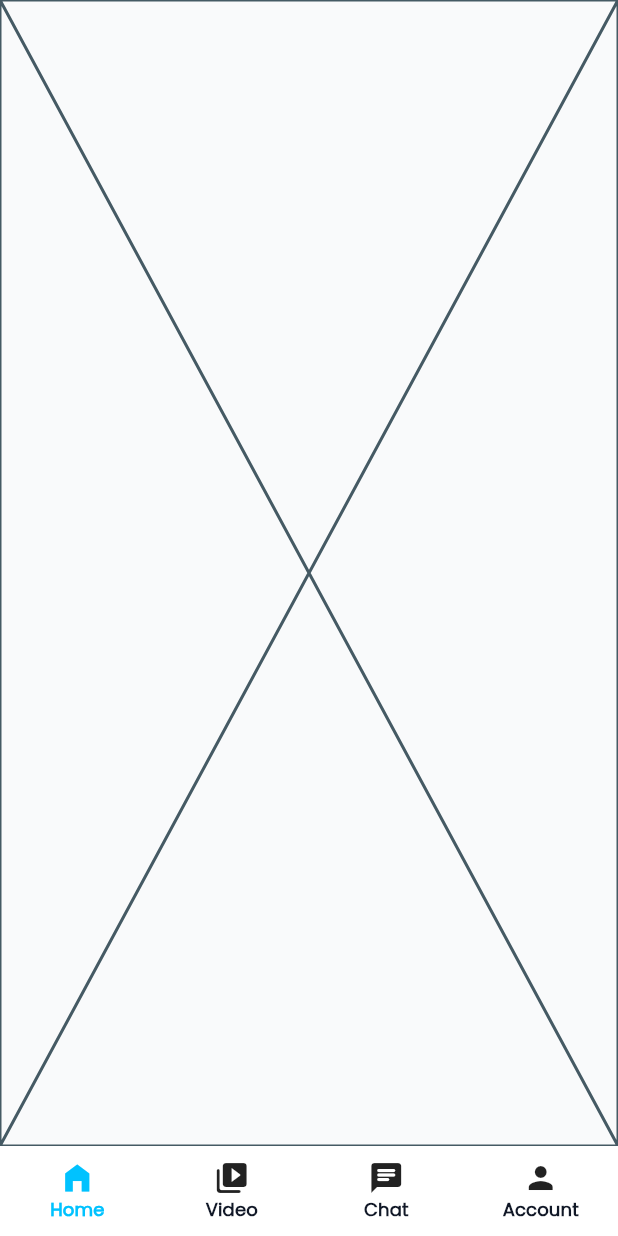
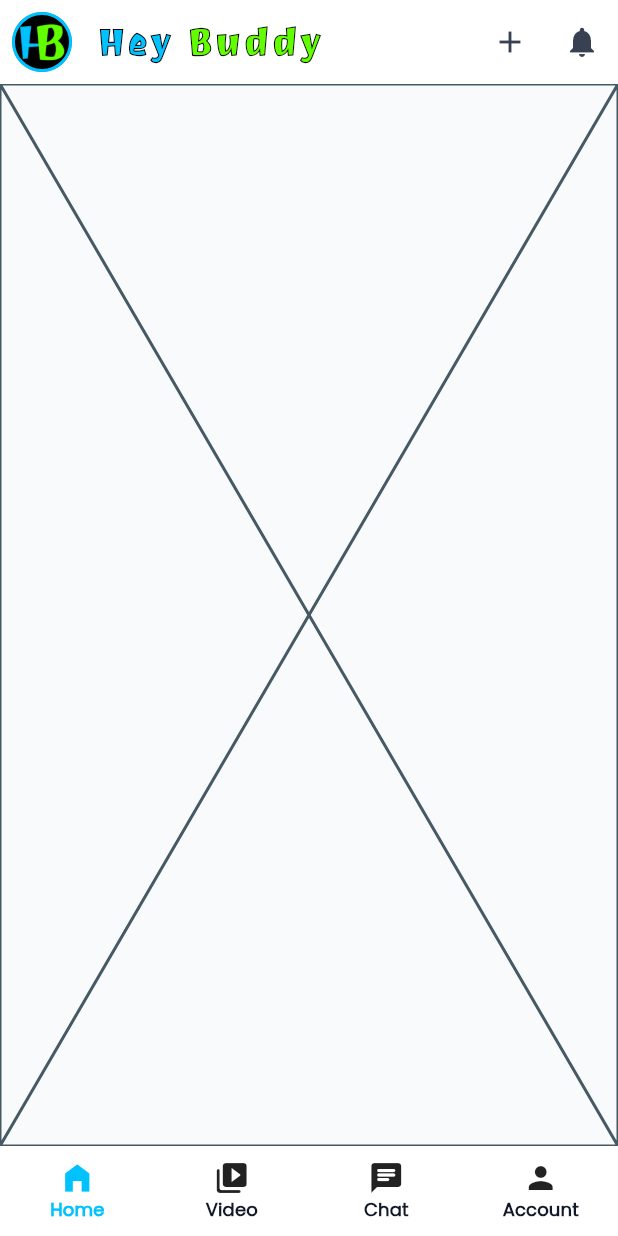
Before and after one commit to adnanflutterdev/HeyBuddy, a Flutter app: the screen it shows once a user with an empty profile is signed in, on a phone screen of 412 x 824 dp. Run offline on Flutter 3.47's test engine with Material 3 defaults, Android fonts, the phone set to English and light mode, and no system bars; our stand-ins replace cloud_firestore, firebase_auth, firebase_core, flutter_riverpod, hive; accounts and stored records are empty; generated files the repository leaves out were written again.

Commit message:
Added appbar to the home screen

```diff
--- a/lib/app/presentation/home_screen.dart
+++ b/lib/app/presentation/home_screen.dart
@@ -5,6 +5,8 @@ import 'package:hey_buddy/app/riverpod/tab_provider.dart';
 import 'package:hey_buddy/config/extensions/color_extension.dart';
 import 'package:hey_buddy/config/extensions/size_extention.dart';
 import 'package:hey_buddy/config/extensions/text_theme_extension.dart';
+import 'package:hey_buddy/core/widgets/app_logo.dart';
+import 'package:hey_buddy/core/widgets/custom_app_bar.dart';
 
 class HomeScreen extends ConsumerStatefulWidget {
   const HomeScreen({super.key});
@@ -26,6 +28,7 @@ class _HomeScreenState extends ConsumerState<HomeScreen> {
   Widget build(BuildContext context) {
     final tabIndex = ref.watch(tabProvider);
     return Scaffold(
+      appBar: _buildAppbar() as PreferredSizeWidget,
       body: SafeArea(
         child: Column(
           children: [
@@ -45,6 +48,17 @@ class _HomeScreenState extends ConsumerState<HomeScreen> {
           ],
         ),
       ),
+    );
+  }
+
+  Widget _buildAppbar() {
+    return CustomAppBar(
+      leading: const AppLogo(),
+      title: ('Hey ', 'Buddy'),
+      actions: [
+        IconButton(onPressed: () {}, icon: const Icon(Icons.add)),
+        IconButton(onPressed: () {}, icon: const Icon(Icons.notifications)),
+      ],
     );
   }
 
--- a/lib/config/theme/app_theme.dart
+++ b/lib/config/theme/app_theme.dart
@@ -14,7 +14,6 @@ class AppTheme {
     appBarTheme: const AppBarThemeData(
       elevation: 0,
       backgroundColor: AppLightColors.appbar,
-      iconTheme: IconThemeData(color: AppLightColors.neonGreen, size: 25),
     ),
     colorScheme: AppColorScheme.light,
     cardColor: AppLightColors.container,
@@ -40,7 +39,6 @@ class AppTheme {
     fontFamily: 'Poppins',
     appBarTheme: const AppBarThemeData(
       elevation: 0,
-      iconTheme: IconThemeData(color: AppDarkColors.neonGreen, size: 25),
       backgroundColor: AppDarkColors.appbar,
     ),
     colorScheme: AppColorScheme.dark,
```
